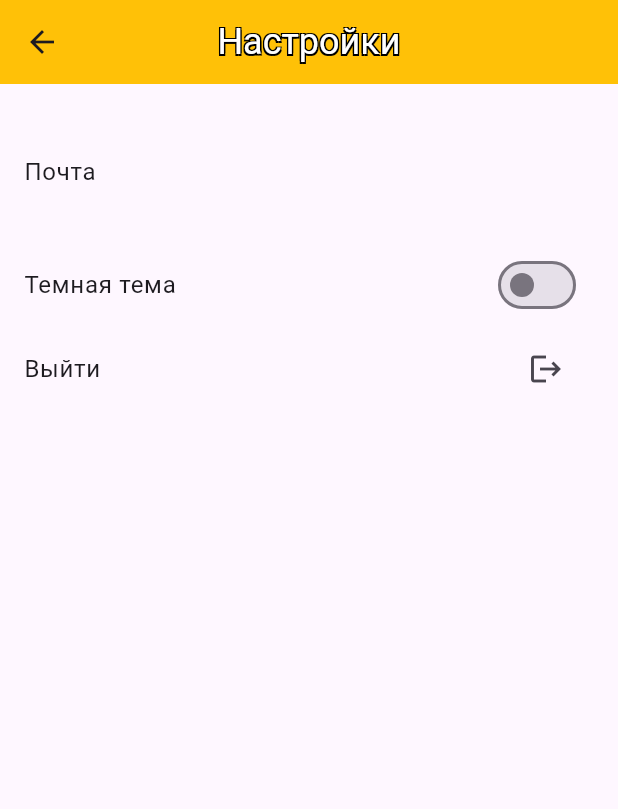
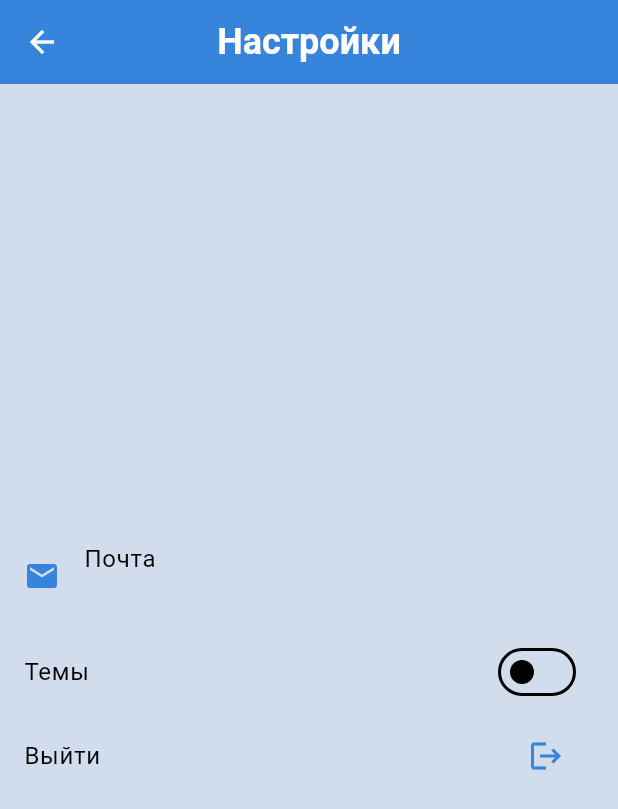
Before and after one commit to TidesofJuice/zovcord, a Flutter app: the screen it shows once a user with an empty profile is signed in, after a tap on the "settings" icon, on a phone screen of 412 x 824 dp. Shown: the top 809 px of the screen. Run offline on Flutter 3.47's test engine with Material 3 defaults, Android fonts, the phone set to English and light mode, and no system bars; our stand-ins replace cloud_firestore, emoji_picker_flutter, firebase_auth, firebase_core, get_it, go_router and 1 more; accounts and stored records are empty; network calls fail.

Commit message:
light theme

```diff
--- a/lib/core/theme/theme_provider.dart
+++ b/lib/core/theme/theme_provider.dart
@@ -1,9 +1,10 @@
 import 'package:flutter/material.dart';
 import 'package:cloud_firestore/cloud_firestore.dart';
 import 'package:firebase_auth/firebase_auth.dart';
+import 'package:zovcord/core/theme/themes/light_theme.dart';
 
 class ThemeProvider with ChangeNotifier {
-  ThemeData _currentTheme = ThemeData.light();
+  ThemeData _currentTheme = LightTheme.lightTheme;
   ThemeData get currentTheme => _currentTheme;
 
   final FirebaseFirestore _firestore = FirebaseFirestore.instance;
@@ -14,10 +15,10 @@ class ThemeProvider with ChangeNotifier {
   }
 
   void toggleTheme() async {
-    if (_currentTheme == ThemeData.light()) {
+    if (_currentTheme == LightTheme.lightTheme) {
       _currentTheme = ThemeData.dark();
     } else {
-      _currentTheme = ThemeData.light();
+      _currentTheme = LightTheme.lightTheme;
     }
 
     await _saveThemeToFirestore(_currentTheme == ThemeData.dark());
@@ -43,7 +44,7 @@ class ThemeProvider with ChangeNotifier {
         final data = doc.data();
         if (data != null && data.containsKey('isDarkTheme')) {
           _currentTheme =
-              data['isDarkTheme'] ? ThemeData.dark() : ThemeData.light();
+              data['isDarkTheme'] ? ThemeData.dark() : LightTheme.lightTheme;
         }
       }
     }
--- /dev/null
+++ b/lib/core/theme/themes/light_theme.dart
@@ -0,0 +1,47 @@
+import 'package:flutter/material.dart';
+
+class LightTheme {
+  static ThemeData get lightTheme {
+    return ThemeData(
+      colorScheme: ColorScheme(
+          brightness: Brightness.light,
+          primary: Color(0xff3684db),
+          onPrimary: Colors.white,
+          secondary: Color(0xffb3d6f9),
+          onSecondary: Colors.black,
+          tertiary: Color(0xff758ba5),
+          onTertiary: Colors.white,
+          outline: Colors.black,
+          error: const Color.fromARGB(255, 255, 63, 49),
+          onError: Colors.black,
+          surface: Color(0xffd1dded),
+          onSurface: Colors.black),
+
+
+          appBarTheme: AppBarTheme(
+            backgroundColor: Color(0xff3684db),
+            centerTitle: true,
+            titleTextStyle: TextStyle(
+              color: Colors.white,
+              fontSize: 24,
+              fontWeight: FontWeight.w600,
+            ),
+            iconTheme: IconThemeData(
+              color: Colors.white,
+              applyTextScaling: true
+            ),
+          ),
+          buttonTheme: ButtonThemeData(
+            buttonColor: Color(0xffb3d6f9),
+            textTheme: ButtonTextTheme.primary,
+            shape: RoundedRectangleBorder(
+              borderRadius: BorderRadius.circular(15),
+            ),
+          ),
+          iconTheme: IconThemeData(
+            color: Color(0xff3684db),
+            size: 24,
+          ),
+    );
+  }
+}
--- a/lib/screens/chat_list_screen.dart
+++ b/lib/screens/chat_list_screen.dart
@@ -3,7 +3,7 @@ import 'package:go_router/go_router.dart';
 import 'package:zovcord/core/services/locator_service.dart';
 import 'package:zovcord/core/services/auth_service.dart';
 import 'package:zovcord/core/services/chat_service.dart';
-import 'package:zovcord/core/theme/styles/app_text_styles.dart';
+
 
 final ChatService _chatService = locator.get();
 final AuthServices _authServices = locator.get();
@@ -15,32 +15,18 @@ class HomeScreen extends StatelessWidget {
   Widget build(BuildContext context) {
     return Scaffold(
       appBar: AppBar(
-        centerTitle: true,
-        backgroundColor: Colors.amber,
-        title: Text("Список чатов", style: AppTextStyles.appbar1),
+        backgroundColor: Theme.of(context).colorScheme.primary,
+        iconTheme: Theme.of(context).appBarTheme.iconTheme,
+        title: Text("Список чатов",
+            style: Theme.of(context).appBarTheme.titleTextStyle),
         actions: [
           IconButton(
+            style: ButtonStyle(
+              iconColor: WidgetStateProperty.all(
+                  Theme.of(context).colorScheme.onPrimary),
+            ),
             icon: const Icon(
               Icons.settings,
-              color: Colors.white,
-              shadows: [
-                Shadow(
-                    // bottomLeft
-                    offset: Offset(-1, -1),
-                    color: Colors.black),
-                Shadow(
-                    // bottomRight
-                    offset: Offset(1, -1),
-                    color: Colors.black),
-                Shadow(
-                    // topRight
-                    offset: Offset(1, 1),
-                    color: Colors.black),
-                Shadow(
-                    // topLeft
-                    offset: Offset(-1, 1),
-                    color: Colors.black),
-              ],
             ),
             onPressed: () {
               context.go('/settings');
@@ -63,7 +49,7 @@ class UserList extends StatelessWidget {
         decoration: ShapeDecoration(
             shape: OutlineInputBorder(borderRadius: BorderRadius.circular(12))),
         width: 1000,
-        height: 700,
+        height: 600,
         child: StreamBuilder(
           stream: _chatService.getuserStream(),
           builder: (context, snapshot) {
@@ -103,7 +89,13 @@ class UserTile extends StatelessWidget {
         userId != null &&
         email != _authServices.getCurrentUser()!.email) {
       return ListTile(
-        leading: const Icon(Icons.person),
+        shape: ContinuousRectangleBorder(borderRadius: BorderRadius.circular(24)),
+        hoverColor: Theme.of(context).colorScheme.tertiary,
+        textColor: Theme.of(context).colorScheme.onSecondary,
+        leading: IconTheme(
+          data: Theme.of(context).iconTheme,
+          child: const Icon(Icons.person),
+        ),
         title: Text(email!),
         onTap: () {
           context.go('/chat/$email/$userId');
--- a/lib/screens/chat_screen.dart
+++ b/lib/screens/chat_screen.dart
@@ -66,7 +66,10 @@ class _ChatScreenState extends State<ChatScreen> {
       ),
       body: Center(
         child: Container(
-          width: 700,
+          decoration: ShapeDecoration(
+            shape: OutlineInputBorder(borderRadius: BorderRadius.circular(12)),
+          ),
+          width: 1000,
           height: 600,
           child: Column(
             children: [
@@ -82,6 +85,7 @@ class _ChatScreenState extends State<ChatScreen> {
                 onKeyEvent: _handleKeyEvent,
                 child: Row(
                   children: [
+                    SizedBox(width: 10,),
                     Expanded(
                       child: TextField(
                         controller: controller,
--- a/lib/screens/profile_screen.dart
+++ b/lib/screens/profile_screen.dart
@@ -3,7 +3,6 @@ import 'package:go_router/go_router.dart';
 import 'package:provider/provider.dart';
 import 'package:zovcord/core/services/locator_service.dart';
 import 'package:zovcord/core/services/auth_service.dart';
-import 'package:zovcord/core/theme/styles/app_text_styles.dart';
 import 'package:zovcord/core/theme/theme_provider.dart';
 
 class SettingsScreen extends StatelessWidget {
@@ -18,10 +17,11 @@ class SettingsScreen extends StatelessWidget {
     return Scaffold(
       appBar: AppBar(
         centerTitle: true,
-        backgroundColor: Colors.amber,
+        iconTheme: Theme.of(context).appBarTheme.iconTheme,
+        backgroundColor: Theme.of(context).colorScheme.primary,
         title: Text(
           "Настройки",
-          style: AppTextStyles.appbar1,
+          style: Theme.of(context).appBarTheme.titleTextStyle,
         ),
       ),
       body: Center(
@@ -29,14 +29,18 @@ class SettingsScreen extends StatelessWidget {
           width: 600,
           height: 700,
           child: Column(
+            mainAxisAlignment: MainAxisAlignment.center,
             children: [
               if (user != null)
                 ListTile(
                   title: const Text("Почта"),
+                  leading: IconTheme(
+                      data: Theme.of(context).iconTheme,
+                      child: Icon(Icons.mail)),
                   subtitle: Text(user.email ?? "Ошибка"),
                 ),
               ListTile(
-                title: const Text("Темная тема"),
+                title: const Text("Темы"),
                 trailing: Switch(
                   value: themeProvider.currentTheme == ThemeData.dark(),
                   onChanged: (_) {
@@ -45,6 +49,7 @@ class SettingsScreen extends StatelessWidget {
                 ),
               ),
               ListTile(
+                iconColor: Theme.of(context).iconTheme.color,
                 title: const Text("Выйти"),
                 trailing: IconButton(
                   icon: const Icon(Icons.logout),
```
